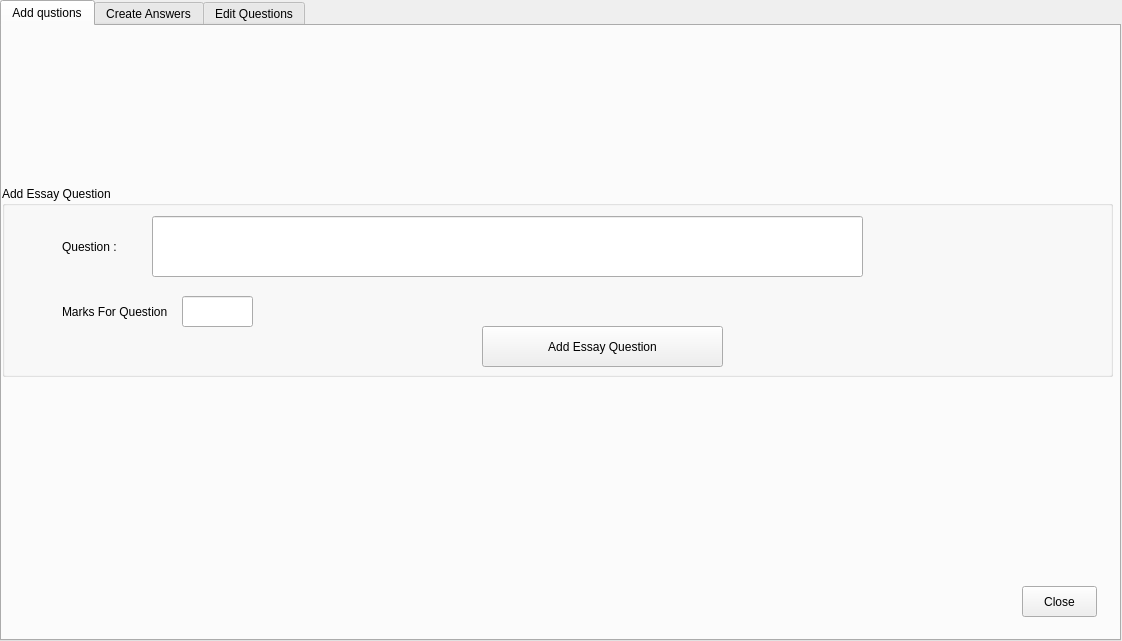
The window that newessaypaper.ui (dkithmal/BinduProjectTeacher) describes before a commit, drawn with Qt 5.
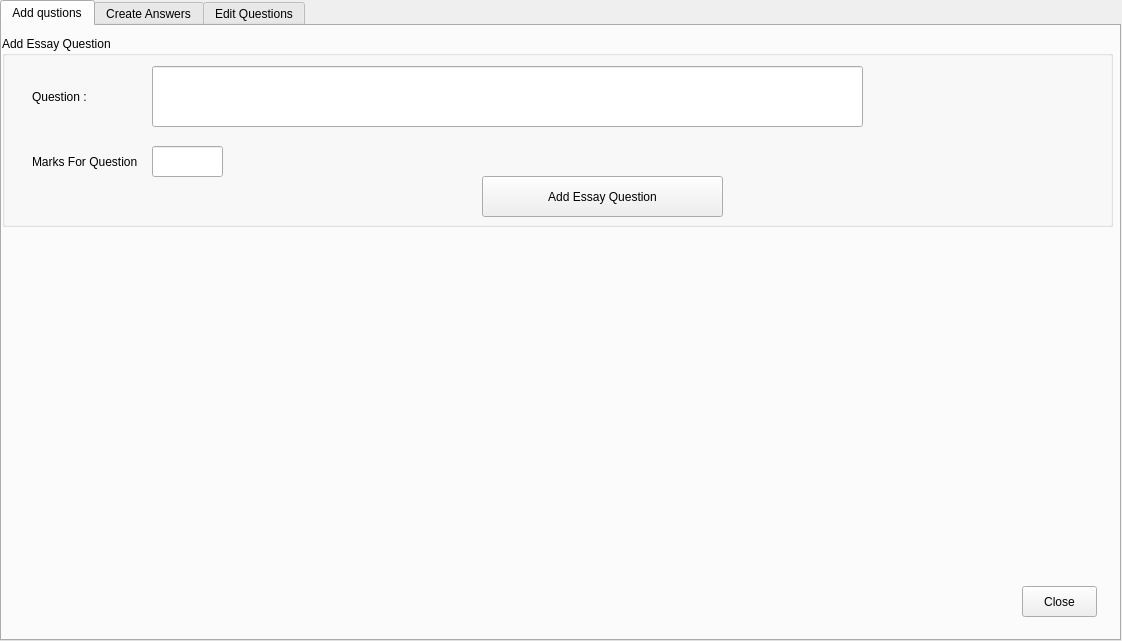
The same window after the commit. The open tabs and pages were chosen to show the change.

The edit to the form file:
```diff
--- a/newessaypaper.ui
+++ b/newessaypaper.ui
@@ -51,7 +51,7 @@
      <property name="geometry">
       <rect>
        <x>0</x>
-       <y>160</y>
+       <y>10</y>
        <width>1111</width>
        <height>191</height>
       </rect>
@@ -62,7 +62,7 @@
      <widget class="QLabel" name="lEssayQusesion">
       <property name="geometry">
        <rect>
-        <x>60</x>
+        <x>30</x>
         <y>50</y>
         <width>81</width>
         <height>21</height>
@@ -101,7 +101,7 @@
      <widget class="QLineEdit" name="lEEssayMarks">
       <property name="geometry">
        <rect>
-        <x>180</x>
+        <x>150</x>
         <y>110</y>
         <width>71</width>
         <height>31</height>
@@ -116,7 +116,7 @@
      <widget class="QLabel" name="label">
       <property name="geometry">
        <rect>
-        <x>60</x>
+        <x>30</x>
         <y>110</y>
         <width>121</width>
         <height>31</height>
```
Left out of the diff: 21 changed lines with no effect on the pictures.
